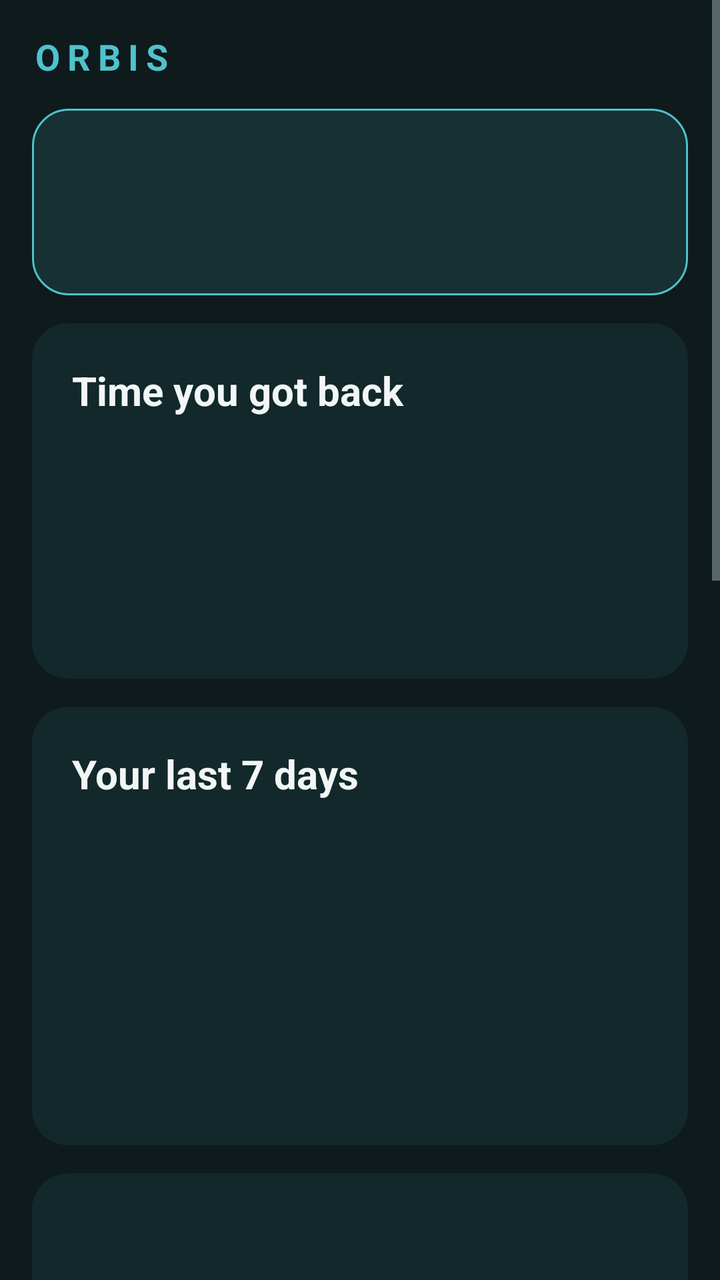
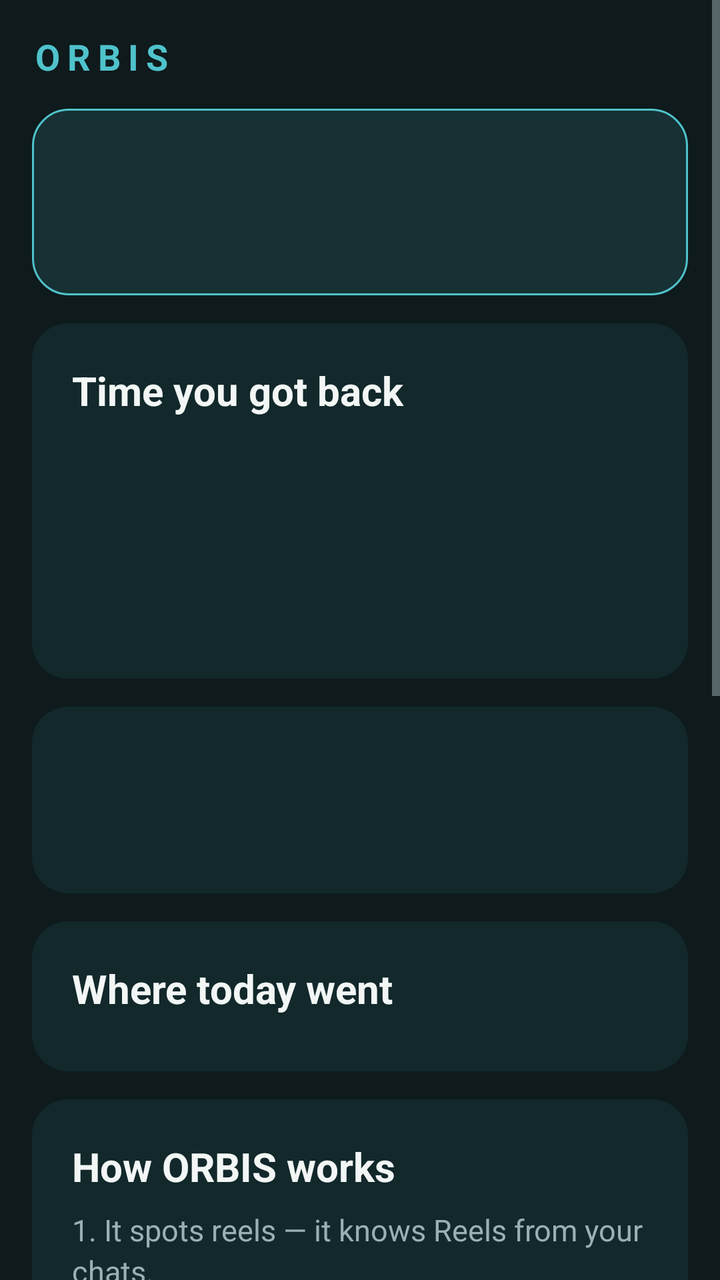

An Android layout rendered at two revisions. The XML below is the earlier revision; the diff shows what the commit changed to produce the second picture.
<!-- AndroidManifest.xml: application theme Theme.ORBISOptimizedResponsibleBrowsingInterventionSystem -->
<!-- res/layout/fragment_home.xml -->
<?xml version="1.0" encoding="utf-8"?>
<ScrollView xmlns:android="http://schemas.android.com/apk/res/android"
    android:layout_width="match_parent"
    android:layout_height="match_parent"
    android:background="@color/orbis_background"
    android:fillViewport="true">

    <LinearLayout
        android:layout_width="match_parent"
        android:layout_height="wrap_content"
        android:orientation="vertical"
        android:padding="16dp">

        <TextView
            android:layout_width="wrap_content"
            android:layout_height="wrap_content"
            android:layout_marginBottom="14dp"
            android:letterSpacing="0.2"
            android:text="@string/app_name"
            android:textColor="@color/orbis_accent"
            android:textSize="18sp"
            android:textStyle="bold" />

        
        <LinearLayout
            android:id="@+id/status_card"
            style="@style/OrbisCard"
            android:layout_width="match_parent"
            android:layout_height="wrap_content"
            android:background="@drawable/bg_card_accent">

            <TextView
                android:id="@+id/status_step"
                android:layout_width="wrap_content"
                android:layout_height="wrap_content"
                android:layout_marginBottom="4dp"
                android:textColor="@color/orbis_accent"
                android:textSize="13sp"
                android:visibility="gone" />

            <TextView
                android:id="@+id/status_title"
                style="@style/OrbisTitle"
                android:layout_width="match_parent"
                android:layout_height="wrap_content" />

            <TextView
                android:id="@+id/status_body"
                style="@style/OrbisBody"
                android:layout_width="match_parent"
                android:layout_height="wrap_content"
                android:layout_marginTop="6dp" />

            <Button
                android:id="@+id/status_button"
                android:layout_width="match_parent"
                android:layout_height="wrap_content"
                android:layout_marginTop="14dp"
                android:backgroundTint="@color/orbis_accent"
                android:textColor="@color/orbis_accent_dark"
                android:visibility="gone" />
        </LinearLayout>

        
        <LinearLayout
            style="@style/OrbisCard"
            android:layout_width="match_parent"
            android:layout_height="wrap_content">

            <TextView
                android:id="@+id/reclaimed_title"
                style="@style/OrbisTitle"
                android:layout_width="match_parent"
                android:layout_height="wrap_content"
                android:text="@string/home_time_back_title" />

            <TextView
                android:id="@+id/reclaimed_value"
                style="@style/OrbisHero"
                android:layout_width="wrap_content"
                android:layout_height="wrap_content"
                android:layout_marginTop="4dp" />

            <TextView
                android:id="@+id/reclaimed_body"
                style="@style/OrbisBody"
                android:layout_width="match_parent"
                android:layout_height="wrap_content"
                android:layout_marginTop="4dp" />

            <TextView
                android:id="@+id/streak_teaser"
                android:layout_width="match_parent"
                android:layout_height="wrap_content"
                android:layout_marginTop="10dp"
                android:textColor="@color/orbis_warm"
                android:textSize="14sp" />
        </LinearLayout>

        
        <LinearLayout
            style="@style/OrbisCard"
            android:layout_width="match_parent"
            android:layout_height="wrap_content">

            <TextView
                style="@style/OrbisTitle"
                android:layout_width="match_parent"
                android:layout_height="wrap_content"
                android:text="@string/home_week_title" />

            <LinearLayout
                android:id="@+id/week_chart"
                android:layout_width="match_parent"
                android:layout_height="110dp"
                android:layout_marginTop="12dp"
                android:baselineAligned="false"
                android:orientation="horizontal" />

            <TextView
                android:id="@+id/week_caption"
                style="@style/OrbisBody"
                android:layout_width="match_parent"
                android:layout_height="wrap_content"
                android:layout_marginTop="10dp" />
        </LinearLayout>

        
        <LinearLayout
            style="@style/OrbisCard"
            android:layout_width="match_parent"
            android:layout_height="wrap_content">

            <TextView
                android:id="@+id/level_title"
                style="@style/OrbisTitle"
                android:layout_width="match_parent"
                android:layout_height="wrap_content" />

            <TextView
                android:id="@+id/level_body"
                style="@style/OrbisBody"
                android:layout_width="match_parent"
                android:layout_height="wrap_content"
                android:layout_marginTop="6dp" />
        </LinearLayout>

        
        <LinearLayout
            style="@style/OrbisCard"
            android:layout_width="match_parent"
            android:layout_height="wrap_content">

            <TextView
                style="@style/OrbisTitle"
                android:layout_width="match_parent"
                android:layout_height="wrap_content"
                android:layout_marginBottom="8dp"
                android:text="@string/home_where_title" />

            <androidx.recyclerview.widget.RecyclerView
                android:id="@+id/usage_list"
                android:layout_width="match_parent"
                android:layout_height="wrap_content"
                android:nestedScrollingEnabled="false" />
        </LinearLayout>

        <LinearLayout
            style="@style/OrbisCard"
            android:layout_width="match_parent"
            android:layout_height="wrap_content">

            <TextView
                style="@style/OrbisTitle"
                android:layout_width="match_parent"
                android:layout_height="wrap_content"
                android:text="@string/home_how_title" />

            <TextView
                style="@style/OrbisBody"
                android:layout_width="match_parent"
                android:layout_height="wrap_content"
                android:layout_marginTop="8dp"
                android:text="@string/home_how_body" />
        </LinearLayout>

        <LinearLayout
            style="@style/OrbisCard"
            android:layout_width="match_parent"
            android:layout_height="wrap_content">

            <TextView
                style="@style/OrbisTitle"
                android:layout_width="match_parent"
                android:layout_height="wrap_content"
                android:text="@string/home_slowed_title" />

            <TextView
                style="@style/OrbisBody"
                android:layout_width="match_parent"
                android:layout_height="wrap_content"
                android:layout_marginTop="8dp"
                android:text="@string/home_slowed_body" />
        </LinearLayout>
    </LinearLayout>
</ScrollView>
<!-- resources referenced by this layout -->
<resources>
  <color name="orbis_accent">#FF4FC2CB</color>
  <color name="orbis_accent_dark">#FF06181A</color>
  <color name="orbis_background">#FF0E1A1C</color>
  <color name="orbis_warm">#FFE8A33D</color>
  <!-- drawable bg_card_accent (drawable) -->
  <?xml version="1.0" encoding="utf-8"?>
  <shape xmlns:android="http://schemas.android.com/apk/res/android"
      android:shape="rectangle">
      <solid android:color="@color/orbis_surface_high" />
      <corners android:radius="18dp" />
      <stroke android:width="1dp" android:color="@color/orbis_accent" />
  </shape>
  <string name="app_name">ORBIS</string>
  <string name="home_how_body">1. It spots reels — it knows Reels from your chats.\n\n2. It slows them in bursts — every few seconds the feed is squeezed for a moment, then let go. Enough to break the spell, never enough to break the app.\n\n3. You earn it back — fifteen minutes away from the feed buys five minutes at full speed.</string>
  <string name="home_how_title">How ORBIS works</string>
  <string name="home_slowed_body">Slowed a little: Instagram Reels, YouTube Shorts, Snapchat Spotlight, and those same feeds opened in a browser.\n\nNever touched: WhatsApp — all of it, always. DMs, chats and calls in any app. Instagram Stories and your normal feed. Normal-length YouTube videos. Games, school work, and every other app on your phone.</string>
  <string name="home_slowed_title">What actually gets slowed</string>
  <string name="home_time_back_title">Time you got back</string>
  <string name="home_week_title">Your last 7 days</string>
  <string name="home_where_title">Where today went</string>
  <style name="OrbisBody">
          <item name="android:textColor">@color/orbis_text_muted</item>
          <item name="android:textSize">15sp</item>
          <item name="android:lineSpacingExtra">3dp</item>
      </style>
  <style name="OrbisCard">
          <item name="android:background">@drawable/bg_card</item>
          <item name="android:padding">20dp</item>
          <item name="android:layout_marginBottom">14dp</item>
          <item name="android:orientation">vertical</item>
      </style>
  <style name="OrbisHero">
          <item name="android:textColor">@color/orbis_accent</item>
          <item name="android:textSize">40sp</item>
          <item name="android:textStyle">bold</item>
      </style>
  <style name="OrbisTitle">
          <item name="android:textColor">@color/orbis_text</item>
          <item name="android:textSize">20sp</item>
          <item name="android:textStyle">bold</item>
      </style>
  <style name="Theme.ORBISOptimizedResponsibleBrowsingInterventionSystem" parent="Theme.MaterialComponents.NoActionBar">
          <item name="colorPrimary">@color/orbis_accent</item>
          <item name="colorPrimaryDark">@color/orbis_background</item>
          <item name="colorAccent">@color/orbis_accent</item>
          <item name="android:colorBackground">@color/orbis_background</item>
          <item name="android:textColorPrimary">@color/orbis_text</item>
          <item name="android:textColorSecondary">@color/orbis_text_muted</item>
          <item name="android:statusBarColor">@color/orbis_background</item>
          <item name="android:navigationBarColor">@color/orbis_surface</item>
      </style>
  <color name="orbis_surface_high">#FF163033</color>
  <color name="orbis_text_muted">#FF9BB0B2</color>
  <!-- drawable bg_card (drawable) -->
  <?xml version="1.0" encoding="utf-8"?>
  <shape xmlns:android="http://schemas.android.com/apk/res/android"
      android:shape="rectangle">
      <solid android:color="@color/orbis_surface" />
      <corners android:radius="18dp" />
  </shape>
  <color name="orbis_text">#FFF2F6F5</color>
  <color name="orbis_surface">#FF12282B</color>
</resources>

<!-- the commit's change to res/layout/fragment_home.xml (unified diff, before → after) -->
@@ -9,7 +9,7 @@
         android:layout_width="match_parent"
         android:layout_height="wrap_content"
         android:orientation="vertical"
-        android:padding="16dp">
+        android:padding="@dimen/screen_gutter">
 
         <TextView
             android:layout_width="wrap_content"
@@ -99,9 +99,11 @@
 
         
         <LinearLayout
-            style="@style/OrbisCard"
-            android:layout_width="match_parent"
-            android:layout_height="wrap_content">
+            android:id="@+id/week_card"
+            style="@style/OrbisCard"
+            android:layout_width="match_parent"
+            android:layout_height="wrap_content"
+            android:visibility="gone">
 
             <TextView
                 style="@style/OrbisTitle"
<!-- resource entries referenced after the edit -->
@@ -4,6 +4,7 @@
   <color name="orbis_accent_dark">#FF06181A</color>
   <color name="orbis_background">#FF0E1A1C</color>
   <color name="orbis_warm">#FFE8A33D</color>
+  <dimen name="screen_gutter">16dp</dimen>
   <!-- drawable bg_card_accent (drawable) -->
   <?xml version="1.0" encoding="utf-8"?>
   <shape xmlns:android="http://schemas.android.com/apk/res/android"
@@ -27,7 +28,7 @@
       </style>
   <style name="OrbisCard">
           <item name="android:background">@drawable/bg_card</item>
-          <item name="android:padding">20dp</item>
+          <item name="android:padding">@dimen/card_padding</item>
           <item name="android:layout_marginBottom">14dp</item>
           <item name="android:orientation">vertical</item>
       </style>
@@ -60,6 +61,7 @@
       <solid android:color="@color/orbis_surface" />
       <corners android:radius="18dp" />
   </shape>
+  <dimen name="card_padding">20dp</dimen>
   <color name="orbis_text">#FFF2F6F5</color>
   <color name="orbis_surface">#FF12282B</color>
 </resources>
